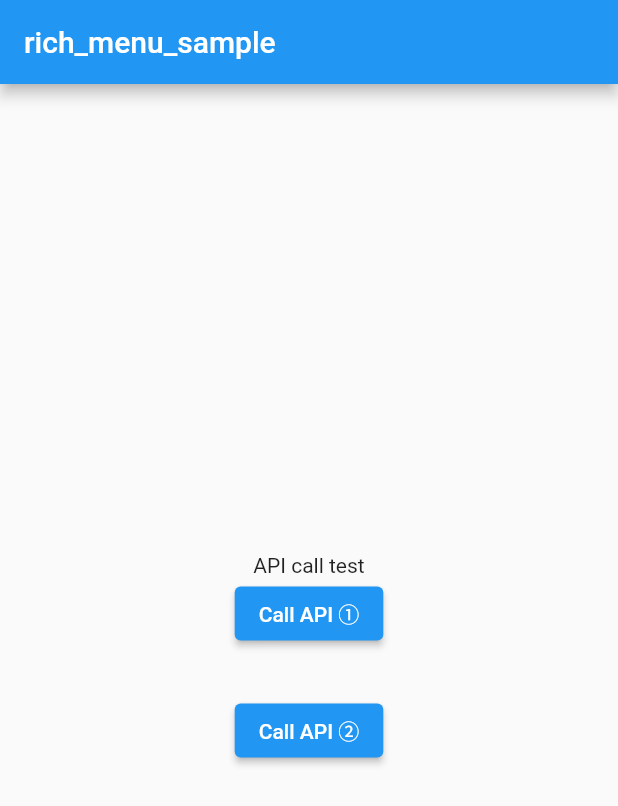
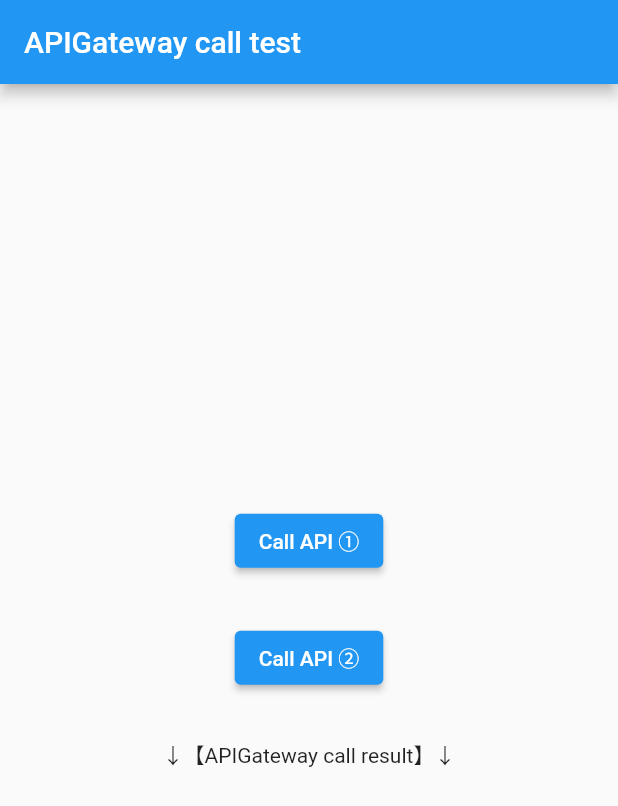
Before and after one commit to tsukamoto1783/rich_mune_sample, a Flutter app: the screen it shows after launch, on a phone screen of 412 x 824 dp. Shown: the top 806 px of the screen. Run offline on Flutter 3.47's test engine with Material 2 defaults, Android fonts, the phone set to English and light mode, and no system bars; our stand-ins replace dio, flutter_dotenv.

Commit message:
refactor: コード改善+ローディング表示追加

```diff
--- a/lib/main.dart
+++ b/lib/main.dart
@@ -26,110 +26,73 @@ class MyHomePage extends StatefulWidget {
 }
 
 class _MyHomePageState extends State<MyHomePage> {
-  // APIGatewayのエンドポイントは.envで管理
   final String? apiGatewayEndpoint = dotenv.env['API_GATEWAY_ENDPOINT'];
   final dio = Dio();
-  bool isVisible1 = false;
-  bool isError1 = false;
-  Response<dynamic>? res1;
 
-  bool isVisible2 = false;
-  bool isError2 = false;
-  Response<dynamic>? res2;
+  bool isVisible = false;
+  bool isLoading = false;
+  Response<dynamic>? callApiResult;
 
   @override
   Widget build(BuildContext context) {
     return Scaffold(
       appBar: AppBar(
-        title: const Text("rich_menu_sample"),
+        title: const Text("APIGateway call test"),
       ),
       body: Center(
         child: Column(
           mainAxisAlignment: MainAxisAlignment.center,
           children: <Widget>[
-            const Text(
-              'API call test',
-            ),
-            ElevatedButton(
-              child: const Text("Call API ①"),
-              onPressed: () async {
-                setState(() {
-                  isVisible1 = false;
-                  isVisible2 = false;
-                });
-                try {
-                  final response1 =
-                      await dio.get('$apiGatewayEndpoint?is_swithc=true');
-                  res1 = response1;
-                } catch (e) {
-                  isError1 = true;
-                  print(e);
-                }
-
-                setState(() {
-                  isVisible1 = true;
-                });
-              },
-            ),
-            Visibility(
-              visible: isVisible1,
-              child: Column(
-                children: [
-                  const Text("【↓response↓】"),
-                  Visibility(
-                    visible: !isError1,
-                    child: Text("$res1"),
-                  ),
-                  Visibility(
-                    visible: isError1,
-                    child: const Text("API呼び出しに失敗しました"),
-                  ),
-                ],
-              ),
-            ),
-            Container(
-              margin: const EdgeInsets.only(top: 30),
-            ),
-            ElevatedButton(
-              child: const Text("Call API ②"),
-              onPressed: () async {
-                setState(() {
-                  isVisible1 = false;
-                  isVisible2 = false;
-                });
-                try {
-                  final response1 =
-                      await dio.get('$apiGatewayEndpoint?is_swithc=false');
-                  res2 = response1;
-                } catch (e) {
-                  isError2 = true;
-                  print(e);
-                }
-
-                setState(() {
-                  isVisible2 = true;
-                });
-              },
-            ),
-            Visibility(
-              visible: isVisible2,
-              child: Column(
-                children: [
-                  const Text("【↓response↓】"),
-                  Visibility(
-                    visible: !isError2,
-                    child: Text("$res2"),
-                  ),
-                  Visibility(
-                    visible: isError2,
-                    child: const Text("API呼び出しに失敗しました"),
-                  ),
-                ],
-              ),
-            ),
+            _buildElevatedButton("Call API ①", true),
+            const SizedBox(height: 30),
+            _buildElevatedButton("Call API ②", false),
+            const SizedBox(height: 30),
+            const Text("↓【APIGateway call result】↓"),
+            const SizedBox(height: 30),
+            _buildResponseDisplay(isVisible, callApiResult),
+            isLoading ? const CircularProgressIndicator() : Container(),
           ],
         ),
       ),
     );
   }
+
+  Widget _buildElevatedButton(String buttonText, bool isSwitch) {
+    return ElevatedButton(
+      child: Text(buttonText),
+      onPressed: () async {
+        _callApi(isSwitch);
+      },
+    );
+  }
+
+  Widget _buildResponseDisplay(bool isVisible, Response? callApiResult) {
+    Widget? displayText;
+    if (callApiResult == null) {
+      displayText = const Text("API呼び出しに失敗しました");
+    }
+    return isVisible ? (displayText ?? Text("$callApiResult")) : Container();
+  }
+
+  Future<Response?> _callApi(bool isSwitch) async {
+    // ボタン押下時の初期化処理
+    setState(() {
+      isVisible = false;
+      callApiResult = null;
+      isLoading = true;
+    });
+
+    try {
+      callApiResult = await dio.get('$apiGatewayEndpoint?is_swithc=$isSwitch');
+    } catch (e) {
+      print(e);
+      throw Exception(e);
+    } finally {
+      setState(() {
+        isVisible = true;
+        isLoading = false;
+      });
+    }
+    return callApiResult;
+  }
 }
```
